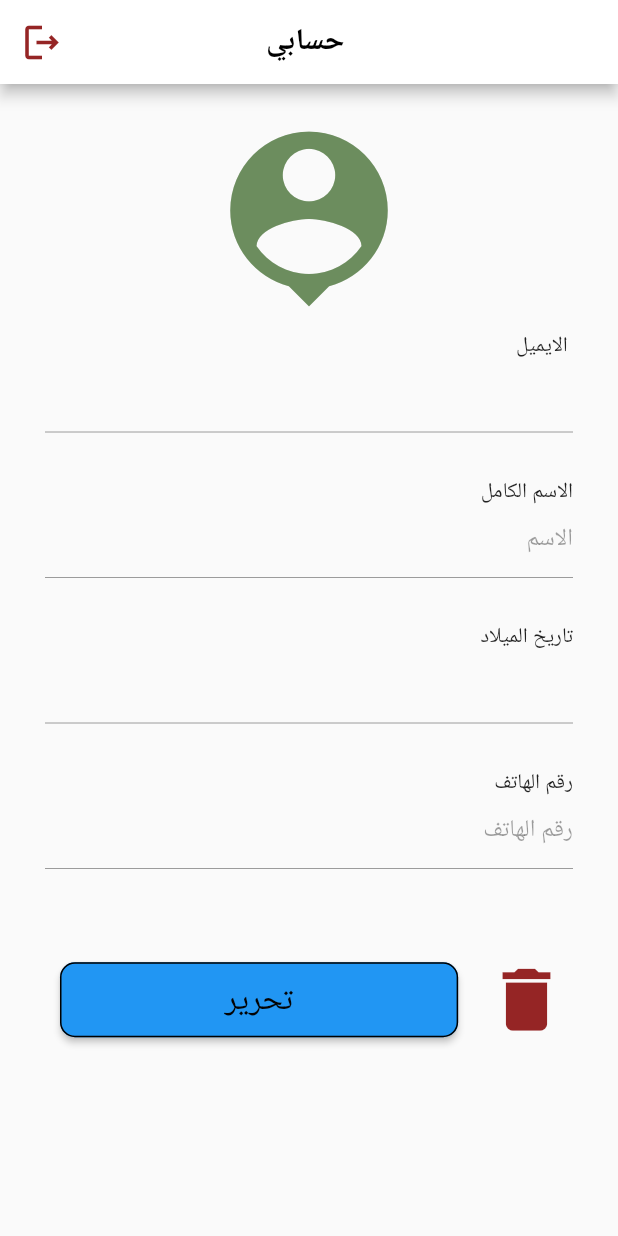
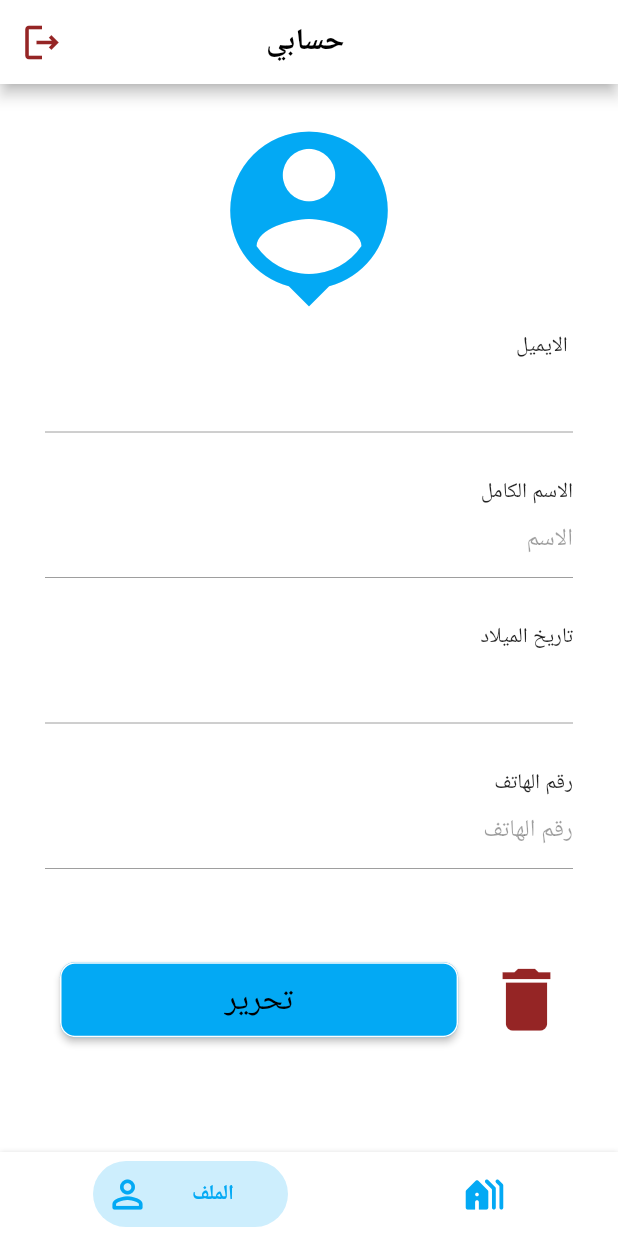
Before and after one commit to reemswe/rashd, a Flutter app: the screen it shows after launch, on a phone screen of 412 x 824 dp. Run offline on Flutter 3.47's test engine with Material 2 defaults, Android fonts, the phone set to English and light mode, and no system bars; drawn by our look-alikes of bottom_navy_bar; our stand-ins replace cloud_firestore, firebase_core, firebase_storage, toggle_switch; missing offline and left inert: dart:ffi; accounts and stored records are empty.

Commit message:
Edit theme

```diff
--- a/lib/main.dart
+++ b/lib/main.dart
@@ -1,5 +1,4 @@
 import 'package:flutter/material.dart';
-import 'package:rashd/account.dart';
 import 'package:rashd/add_house_member.dart';
 import 'package:firebase_core/firebase_core.dart';
 import 'package:cloud_firestore/cloud_firestore.dart';
@@ -24,7 +23,13 @@ class MyApp extends StatelessWidget {
   Widget build(BuildContext context) {
     return MaterialApp(
       title: 'Rashd',
-      theme: ThemeData(),
+      theme: ThemeData(
+        elevatedButtonTheme: ElevatedButtonThemeData(
+            style: ElevatedButton.styleFrom(
+          backgroundColor: Colors.lightBlue,
+        )),
+        scaffoldBackgroundColor: Colors.white,
+      ),
       home: profile(),
     );
   }
--- a/lib/profile.dart
+++ b/lib/profile.dart
@@ -124,7 +124,7 @@ class profileState extends State<profile> {
               alignment: Alignment.center,
               child: Icon(
                 Icons.person_pin,
-                color: Color.fromARGB(255, 108, 141, 94),
+                color: Colors.lightBlue,
                 size: 140,
               ),
             ),
@@ -170,8 +170,7 @@ class profileState extends State<profile> {
                     hintText: 'الاسم',
                     alignLabelWithHint: true,
                     enabledBorder: UnderlineInputBorder(
-                      borderSide: BorderSide(
-                          width: 2, color: Color.fromARGB(255, 60, 182, 8)),
+                      borderSide: BorderSide(width: 2, color: Colors.lightBlue),
                     ),
                     focusedBorder: UnderlineInputBorder(
                       borderSide: BorderSide(width: 2, color: Colors.blue),
@@ -234,8 +233,8 @@ class profileState extends State<profile> {
                       },
                       decoration: InputDecoration(
                         enabledBorder: UnderlineInputBorder(
-                          borderSide: BorderSide(
-                              width: 2, color: Color.fromARGB(255, 60, 182, 8)),
+                          borderSide:
+                              BorderSide(width: 2, color: Colors.lightBlue),
                         ),
                         focusedBorder: UnderlineInputBorder(
                           borderSide: BorderSide(width: 2, color: Colors.blue),
@@ -277,7 +276,7 @@ class profileState extends State<profile> {
                         enabledBorder: UnderlineInputBorder(
                           borderSide: BorderSide(
                             width: 2,
-                            color: Color.fromARGB(255, 60, 182, 8),
+                            color: Colors.lightBlue,
                           ),
                         ),
                         focusedBorder: UnderlineInputBorder(
@@ -316,17 +315,23 @@ class profileState extends State<profile> {
                             });
                           },
                           style: ElevatedButton.styleFrom(
-                              foregroundColor: Color.fromARGB(255, 3, 3, 3),
+                              foregroundColor:
+                                  Color.fromARGB(255, 253, 253, 253),
                               side: const BorderSide(
                                   width: 1, // the thickness
-                                  color: Colors.black // the color of the border
+                                  color: Color.fromARGB(255, 253, 253,
+                                      253) // the color of the border
                                   ),
                               padding:
                                   const EdgeInsets.fromLTRB(110, 10, 110, 10),
                               shape: RoundedRectangleBorder(
                                   borderRadius: BorderRadius.circular(10.0))),
-                          child: const Text('تحرير',
-                              style: TextStyle(fontSize: 22)),
+                          child: const Text(
+                            'تحرير',
+                            style: TextStyle(
+                                fontSize: 22,
+                                color: Color.fromARGB(255, 0, 0, 0)),
+                          ),
                         ),
                         const SizedBox(
                           width: 10,
@@ -459,10 +464,12 @@ class profileState extends State<profile> {
                             //*&*&*&*&*&*&*&*&*&*&*&*&*&*&*&*&*&*&*&*&*
                           },
                           style: ElevatedButton.styleFrom(
-                              foregroundColor: Color.fromARGB(255, 0, 0, 0),
+                              foregroundColor:
+                                  Color.fromARGB(255, 253, 253, 253),
                               side: const BorderSide(
                                   width: 1, // the thickness
-                                  color: Colors.black // the color of the border
+                                  color: Color.fromARGB(255, 253, 253,
+                                      253) // the color of the border
                                   ),
                               padding:
                                   const EdgeInsets.fromLTRB(70, 10, 70, 10),
@@ -472,6 +479,7 @@ class profileState extends State<profile> {
                               style: TextStyle(
                                 fontSize: 20,
                                 fontWeight: FontWeight.w600,
+                                color: Color.fromARGB(255, 11, 9, 9),
                               )),
                         ),
                         const SizedBox(
@@ -542,10 +550,12 @@ class profileState extends State<profile> {
                             );
                           },
                           style: ElevatedButton.styleFrom(
-                              foregroundColor: Color.fromARGB(255, 0, 0, 0),
+                              foregroundColor:
+                                  Color.fromARGB(255, 253, 253, 253),
                               side: const BorderSide(
                                   width: 1, // the thickness
-                                  color: Colors.black // the color of the border
+                                  color: Color.fromARGB(255, 253, 253,
+                                      253) // the color of the border
                                   ),
                               padding:
                                   const EdgeInsets.fromLTRB(70, 10, 70, 10),
@@ -562,75 +572,78 @@ class profileState extends State<profile> {
           ],
         ),
       )),
-      //bottomNavigationBar: buildBottomNavigation(),
+      bottomNavigationBar: buildBottomNavigation(),
     );
   }
-  // int index = 0;
-  // Widget buildBottomNavigation() {
-  //   return BottomNavyBar(
-  //     selectedIndex: global.index,
-  //     onItemSelected: (index) {
-  //       setState(
-  //         () => global.index = index,
-  //       );
-  //       if (global.index == 0) {
-  //         Navigator.push(
-  //           context,
-  //           MaterialPageRoute(builder: (context) => const profile()),
-  //         );
-  //       } else if (global.index == 1) {
-  //         Navigator.push(
-  //           context,
-  //           MaterialPageRoute(
-  //               builder: (context) => const ListOfHouseAccounts()),
-  //         );
-  //       }
-  //     },
-  //     items: <BottomNavyBarItem>[
-  //       BottomNavyBarItem(
-  //         icon: const Icon(Icons.person_outline_rounded),
-  //         // icon: IconButton(
-  //         //     icon: const Icon(Icons.person_outline_rounded),
-  //         //     onPressed: () {
-  //         //       setState(
-  //         //         () => this.index = index,
-  //         //       );
-  //         //       Navigator.push(
-  //         //         context,
-  //         //         MaterialPageRoute(
-  //         //             builder: (context) => const CreateHouseAccount()),
-  //         //       );
-  //         //     }),
-  //         title: const Text(
-  //           'الملف الشخصي',
-  //           textAlign: TextAlign.center,
-  //         ),
-  //         activeColor: Colors.lightBlue,
-  //       ),
-  //       BottomNavyBarItem(
-  //           icon: const Icon(Icons.holiday_village_rounded),
-  //           // icon: IconButton(
-  //           //     icon: const Icon(Icons.holiday_village_rounded),
-  //           //     onPressed: () {
 
-  //           //       setState(
-  //           //         () => this.index = index,
-  //           //       );
-  //           //       Navigator.push(
-  //           //         context,
-  //           //         MaterialPageRoute(
-  //           //             builder: (context) => const ListOfHouseAccounts()),
-  //           //       );
-  //           //     }),
-  //           title: const Text(
-  //             'منازلي',
-  //             textAlign: TextAlign.center,
-  //           ),
-  //           activeColor: Colors.lightBlue),
-  //     ],
-  //     mainAxisAlignment: MainAxisAlignment.spaceAround,
-  //   );
-  // }
+  int index = 0;
+  Widget buildBottomNavigation() {
+    return BottomNavyBar(
+      selectedIndex: global.index,
+      onItemSelected: (index) {
+        setState(
+          () => global.index = index,
+        );
+        if (global.index == 0) {
+          Navigator.push(
+            context,
+            MaterialPageRoute(builder: (context) => const profile()),
+          );
+        } else if (global.index == 1) {
+          // Navigator.push(
+          //   context,
+          //   MaterialPageRoute(
+          //       builder: (context) => const ListOfHouseAccounts()),
+          // );
+        }
+      },
+      items: <BottomNavyBarItem>[
+        BottomNavyBarItem(
+            icon: const Icon(
+              Icons.person_outline_rounded,
+              size: 30,
+            ),
+            title: const Text(
+              'الملف الشخصي',
+              textAlign: TextAlign.center,
+            ),
+            activeColor: Colors.lightBlue),
+        BottomNavyBarItem(
+            icon: const Icon(
+              Icons.holiday_village_rounded,
+              size: 30,
+            ),
+            title: const Text(
+              'منازلي',
+              textAlign: TextAlign.center,
+            ),
+            activeColor: Colors.lightBlue),
+      ],
+      mainAxisAlignment: MainAxisAlignment.spaceAround,
+    );
+  }
+
+  navigateRoutes() {
+    switch (index) {
+      case 0:
+        {
+          // Navigator.push(
+          //   context,
+          //   MaterialPageRoute(
+          //       builder: (context) => const ListOfHouseAccounts()),
+          // );
+          break;
+        }
+      case 1:
+        {
+          Navigator.push(
+            context,
+            MaterialPageRoute(builder: (context) => const profile()),
+          );
+          break;
+        }
+    }
+  }
 }
 
 Future<void> UpdateDB() async {
@@ -645,3 +658,7 @@ Future<void> UpdateDB() async {
   });
   print('profile edited');
 }
+
+class global {
+  static var index = 0;
+}
```
Also changed, not shown: lib/add_house_member.dart (+258 -154 lines).
